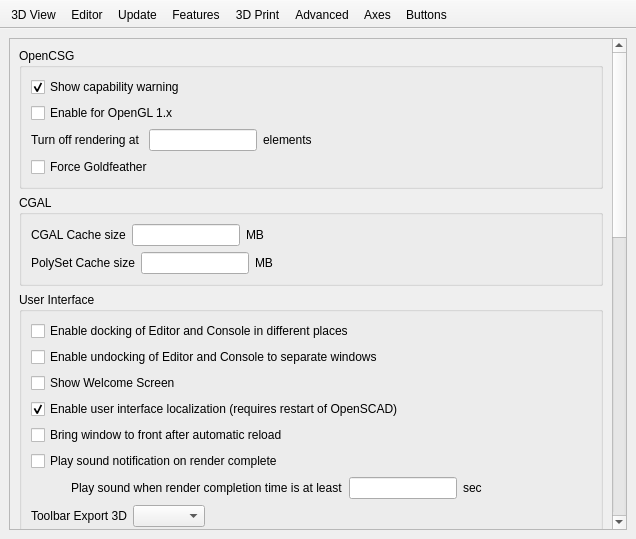
Old version of the form src/gui/Preferences.ui in the repository openscad/openscad.
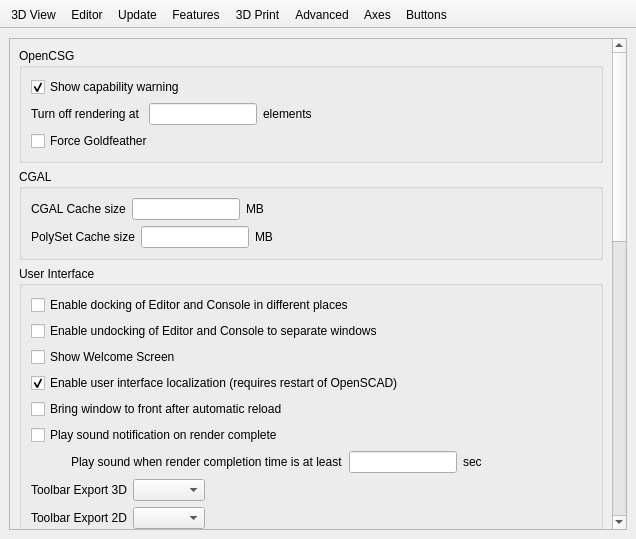
New version of the form. The open tabs and pages were chosen to show the change. Icons and pictures are not drawn. Custom widgets are drawn as their Qt base class.

Commit message: Remove support for OpenGL < 2

The edit to the form file:
```diff
--- a/src/gui/Preferences.ui
+++ b/src/gui/Preferences.ui
@@ -1655,13 +1655,6 @@
                  </property>
                 </widget>
                </item>
-               <item>
-                <widget class="QCheckBox" name="enableOpenCSGBox">
-                 <property name="text">
-                  <string>Enable for OpenGL 1.x</string>
-                 </property>
-                </widget>
-               </item>
                <item>
                 <layout class="QHBoxLayout" name="horizontalLayout_4">
                  <item>
```
The commit also changes 8 other files.
